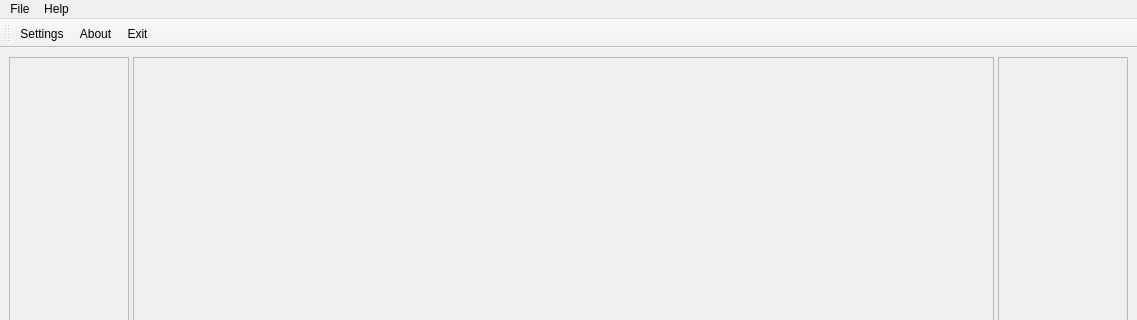
Above: ui/mainwindow.ui from creativepsyco/panex-client before the change; both pictures show x 0 to 1137 and y 0 to 320 of the 1137 by 668 pixel window. Below: the same form after it.
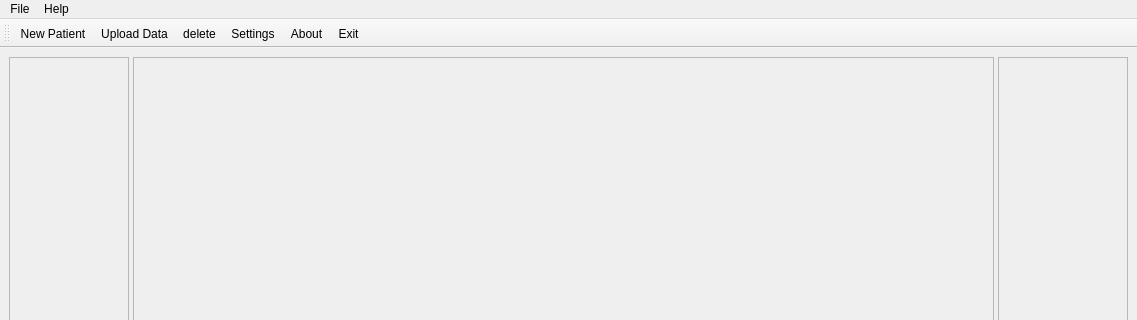
That is the form after the change. Icons and pictures are not drawn.

```diff
--- a/ui/mainwindow.ui
+++ b/ui/mainwindow.ui
@@ -119,6 +119,9 @@
    <attribute name="toolBarBreak">
     <bool>false</bool>
    </attribute>
+   <addaction name="actionNew_Patient"/>
+   <addaction name="actionUpload_Data"/>
+   <addaction name="actionDelete"/>
    <addaction name="actionSettings"/>
    <addaction name="actionAbout"/>
    <addaction name="actionExit"/>
@@ -167,6 +170,39 @@
     <string>Settings...</string>
    </property>
   </action>
+  <action name="actionDelete">
+   <property name="icon">
+    <iconset resource="../res/panexres.qrc">
+     <normaloff>:/icons/Trash_Delete.png</normaloff>:/icons/Trash_Delete.png</iconset>
+   </property>
+   <property name="text">
+    <string>delete</string>
+   </property>
+  </action>
+  <action name="actionNew_Patient">
+   <property name="icon">
+    <iconset resource="../res/panexres.qrc">
+     <normaloff>:/icons/Add_Symbol.png</normaloff>:/icons/Add_Symbol.png</iconset>
+   </property>
+   <property name="text">
+    <string>New Patient</string>
+   </property>
+   <property name="toolTip">
+    <string>New Patient</string>
+   </property>
+  </action>
+  <action name="actionUpload_Data">
+   <property name="icon">
+    <iconset resource="../res/panexres.qrc">
+     <normaloff>:/icons/Button_Up.png</normaloff>:/icons/Button_Up.png</iconset>
+   </property>
+   <property name="text">
+    <string>Upload Data</string>
+   </property>
+   <property name="toolTip">
+    <string>Upload Data</string>
+   </property>
+  </action>
  </widget>
  <resources>
   <include location="../res/panexres.qrc"/>
```
Left out of the diff: 4 changed lines with no effect on the pictures.
